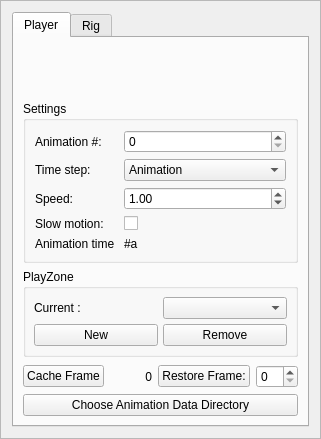
First picture: the form in Plugins/Animation/src/UI/AnimationUI.ui, repository hoshiryu/Radium-Engine, before the edit.
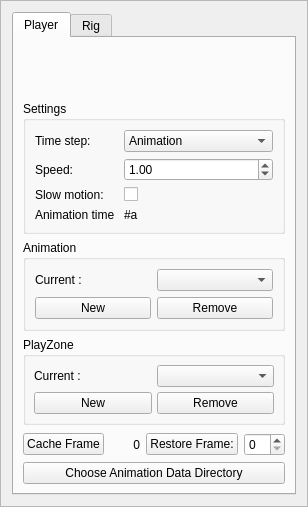
Second picture: the form after the edit. Icons and pictures are not drawn.

Commit message: Add/Remove animation added in plugin area

What changed in the file:
```diff
--- a/Plugins/Animation/src/UI/AnimationUI.ui
+++ b/Plugins/Animation/src/UI/AnimationUI.ui
@@ -6,8 +6,8 @@
    <rect>
     <x>0</x>
     <y>0</y>
-    <width>321</width>
-    <height>434</height>
+    <width>299</width>
+    <height>493</height>
    </rect>
   </property>
   <property name="windowTitle">
@@ -192,20 +192,6 @@
           <string>Settings</string>
          </property>
          <layout class="QFormLayout" name="formLayout">
-          <item row="0" column="0">
-           <widget class="QLabel" name="label_6">
-            <property name="text">
-             <string>Animation #:</string>
-            </property>
-           </widget>
-          </item>
-          <item row="0" column="1">
-           <widget class="QSpinBox" name="m_animationID">
-            <property name="maximum">
-             <number>256</number>
-            </property>
-           </widget>
-          </item>
           <item row="3" column="0">
            <widget class="QLabel" name="label_3">
             <property name="text">
@@ -281,6 +267,39 @@
          </layout>
         </widget>
        </item>
+       <item>
+        <widget class="QGroupBox" name="groupBox_3">
+         <property name="title">
+          <string>Animation</string>
+         </property>
+         <layout class="QGridLayout" name="gridLayout_3">
+          <item row="0" column="1">
+           <widget class="QComboBox" name="comboBox_currentAnimation"/>
+          </item>
+          <item row="0" column="0">
+           <widget class="QLabel" name="label_6">
+            <property name="text">
+             <string>Current :</string>
+            </property>
+           </widget>
+          </item>
+          <item row="1" column="0">
+           <widget class="QPushButton" name="pushButton_newAnimation">
+            <property name="text">
+             <string>New</string>
+            </property>
+           </widget>
+          </item>
+          <item row="1" column="1">
+           <widget class="QPushButton" name="pushButton_removeAnimation">
+            <property name="text">
+             <string>Remove</string>
+            </property>
+           </widget>
+          </item>
+         </layout>
+        </widget>
+       </item>
        <item>
         <widget class="QGroupBox" name="groupBox_2">
          <property name="title">
```
The commit also changes 2 other files.
